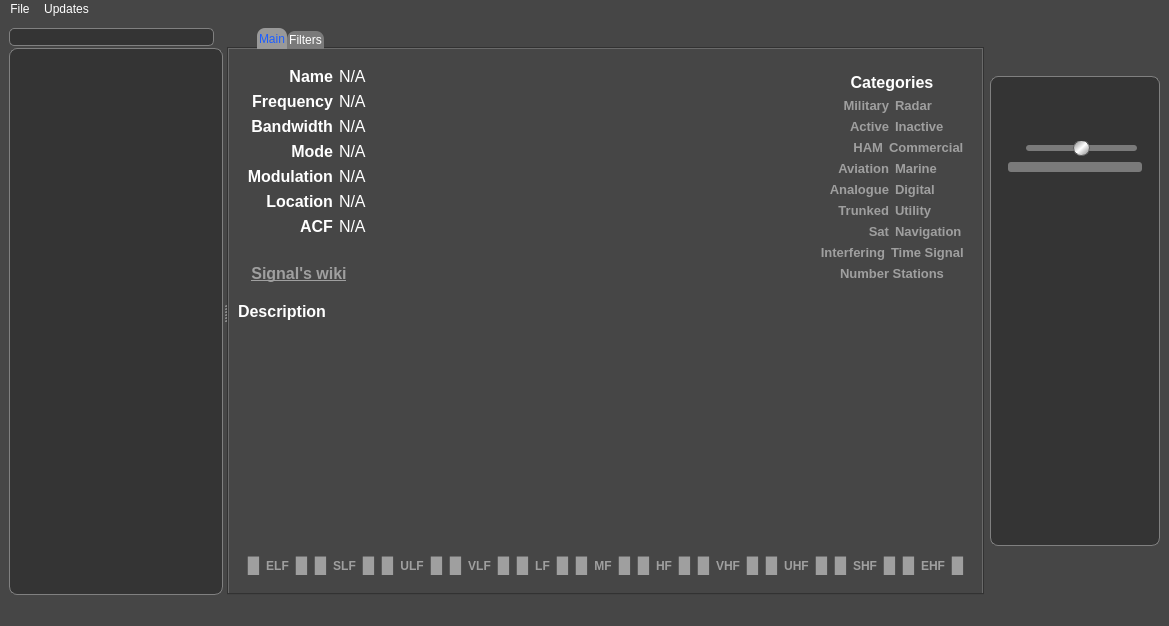
Old version of the form main_window.ui in the repository vbrizgamnk/Artemis.
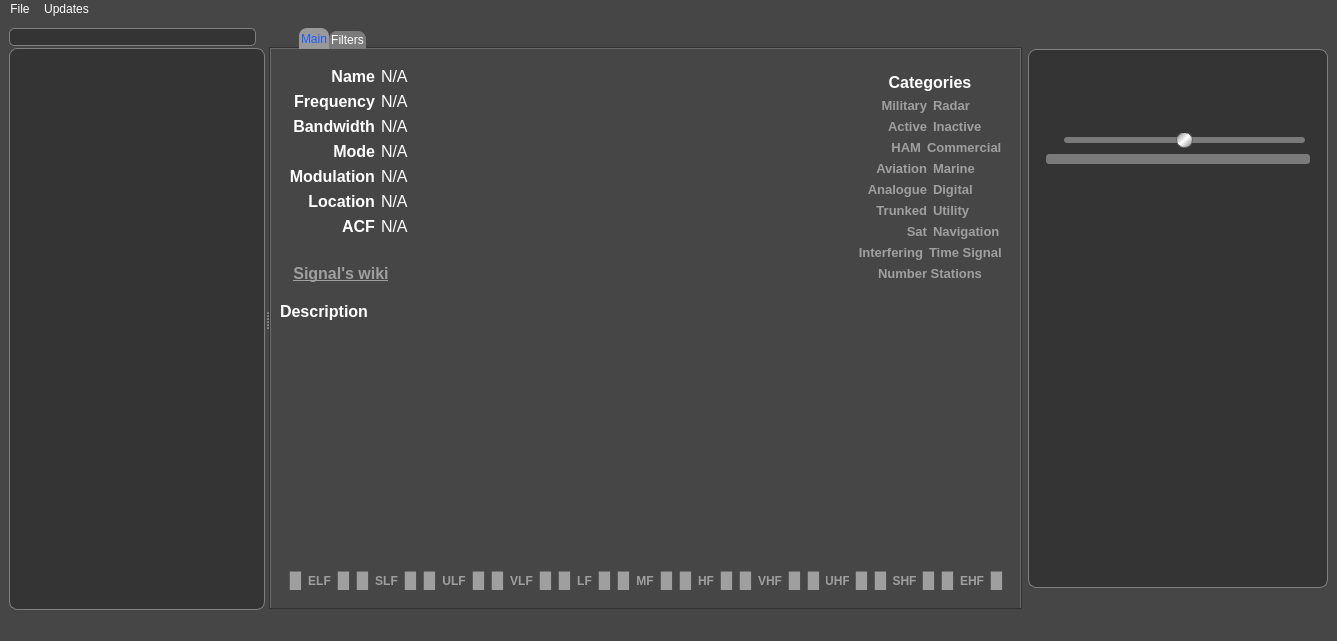
New version of the form. Icons and pictures are not drawn.

Commit message: Better missing database management

Patch:
```diff
--- a/main_window.ui
+++ b/main_window.ui
@@ -6,8 +6,8 @@
    <rect>
     <x>0</x>
     <y>0</y>
-    <width>1169</width>
-    <height>626</height>
+    <width>1337</width>
+    <height>641</height>
    </rect>
   </property>
   <property name="sizePolicy">
@@ -261,6 +261,12 @@
          <verstretch>0</verstretch>
         </sizepolicy>
        </property>
+       <property name="minimumSize">
+        <size>
+         <width>200</width>
+         <height>400</height>
+        </size>
+       </property>
        <property name="layoutDirection">
         <enum>Qt::LeftToRight</enum>
        </property>
@@ -1920,7 +1926,7 @@
       </property>
       <property name="minimumSize">
        <size>
-        <width>170</width>
+        <width>300</width>
         <height>0</height>
        </size>
       </property>
@@ -1955,7 +1961,7 @@
        <item>
         <widget class="QWidget" name="audio_widget" native="true">
          <property name="sizePolicy">
-          <sizepolicy hsizetype="Fixed" vsizetype="Fixed">
+          <sizepolicy hsizetype="Preferred" vsizetype="Preferred">
            <horstretch>0</horstretch>
            <verstretch>0</verstretch>
           </sizepolicy>
@@ -2020,8 +2026,8 @@
             </property>
             <property name="minimumSize">
              <size>
-              <width>41</width>
-              <height>41</height>
+              <width>60</width>
+              <height>60</height>
              </size>
             </property>
             <property name="text">
@@ -2045,8 +2051,8 @@
             </property>
             <property name="minimumSize">
              <size>
-              <width>41</width>
-              <height>41</height>
+              <width>60</width>
+              <height>60</height>
              </size>
             </property>
             <property name="text">
@@ -2070,8 +2076,8 @@
             </property>
             <property name="minimumSize">
              <size>
-              <width>41</width>
-              <height>41</height>
+              <width>60</width>
+              <height>60</height>
              </size>
             </property>
             <property name="text">
@@ -2151,15 +2157,15 @@
        <item>
         <widget class="QLabel" name="spectrogram">
          <property name="sizePolicy">
-          <sizepolicy hsizetype="Fixed" vsizetype="Fixed">
+          <sizepolicy hsizetype="Preferred" vsizetype="Preferred">
            <horstretch>0</horstretch>
            <verstretch>0</verstretch>
           </sizepolicy>
          </property>
          <property name="minimumSize">
           <size>
-           <width>153</width>
-           <height>350</height>
+           <width>250</width>
+           <height>400</height>
           </size>
          </property>
          <property name="toolTip">
@@ -2189,7 +2195,7 @@
     <rect>
      <x>0</x>
      <y>0</y>
-     <width>1169</width>
+     <width>1337</width>
      <height>21</height>
     </rect>
    </property>
```
The commit also changes 2 other files.
